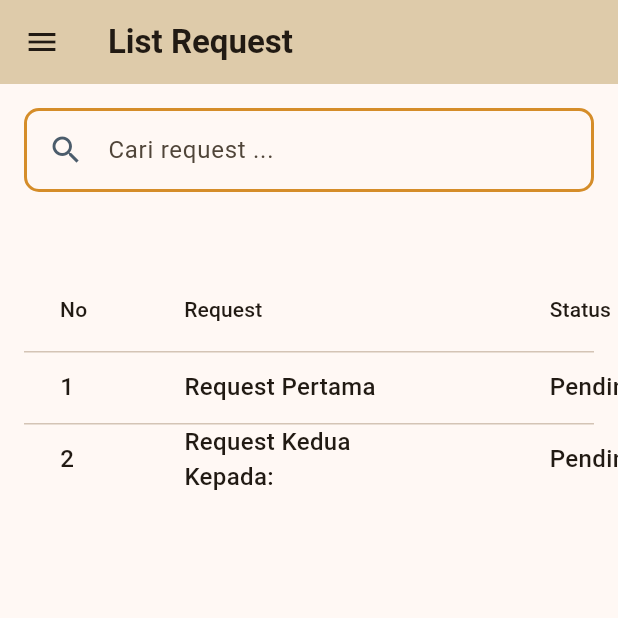
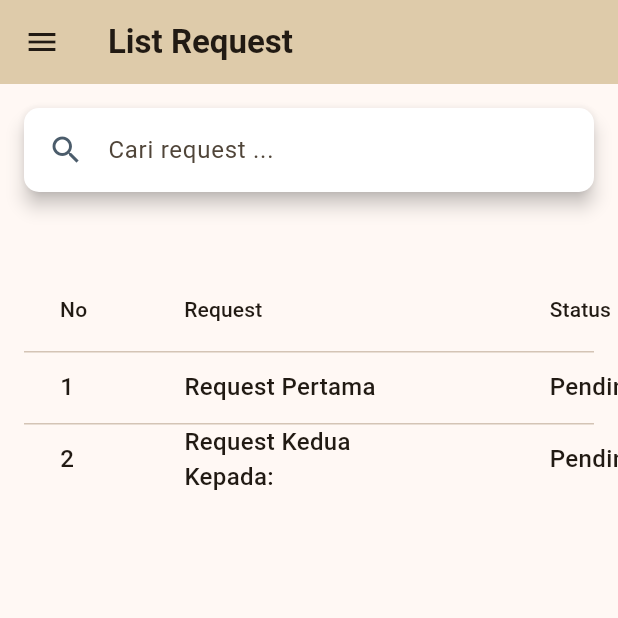
Before and after one commit to ClaudyaSalim/imperial-approval-app, a Flutter app: the BasePage screen opened by its route, on a phone screen of 412 x 824 dp, the top half of it. Run offline on Flutter 3.47's test engine with Material 3 defaults, Android fonts, the phone set to English and light mode, and no system bars.

Commit message:
modif search bar

```diff
--- a/lib/theme/color_scheme.dart
+++ b/lib/theme/color_scheme.dart
@@ -8,6 +8,7 @@ ColorScheme colorScheme = ColorScheme.fromSeed(
   primaryContainer: Color.fromRGBO(235, 221, 192, 1), // krem
   secondary: Color.fromRGBO(79, 43, 31, 1),
   tertiary: Color.fromRGBO(75, 92, 107, 1),
+  tertiaryContainer: Color.fromRGBO(255, 255, 255, 1),
   // onSecondary: onSecondary,
   error: Color.fromRGBO(213, 83, 102, 1),
   // onError: onError,
--- a/lib/theme/search_bar_theme.dart
+++ b/lib/theme/search_bar_theme.dart
@@ -2,16 +2,16 @@ import 'package:flutter/material.dart';
 import 'package:imperial_approval_app/theme/color_scheme.dart';
 
 SearchBarThemeData searchBarTheme = SearchBarThemeData(
-  backgroundColor: const MaterialStatePropertyAll(Colors.transparent),
-  elevation: const MaterialStatePropertyAll(0),
+  backgroundColor: MaterialStatePropertyAll(colorScheme.tertiaryContainer),
+  elevation: const MaterialStatePropertyAll(5.0),
   shape: MaterialStatePropertyAll(RoundedRectangleBorder(borderRadius: BorderRadius.circular(10.0))),
-  side: MaterialStatePropertyAll(BorderSide(color: colorScheme.primary, width: 2))
+  // side: MaterialStatePropertyAll(BorderSide(color: colorScheme.primary, width: 2))
 );
 
 SearchViewThemeData searchDropDownTheme = SearchViewThemeData(
   surfaceTintColor: colorScheme.primary,
   backgroundColor: colorScheme.onPrimary,
   dividerColor: Colors.transparent,
-  shape: RoundedRectangleBorder(borderRadius: BorderRadius.circular(10.0)),
+  shape: RoundedRectangleBorder(borderRadius: BorderRadius.circular(10.0), side: BorderSide.none),
   constraints: const BoxConstraints(maxHeight: 160)
 );
```
